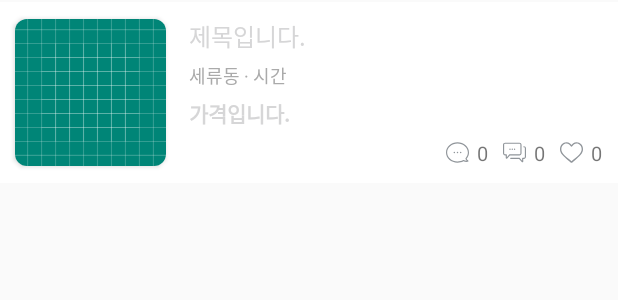
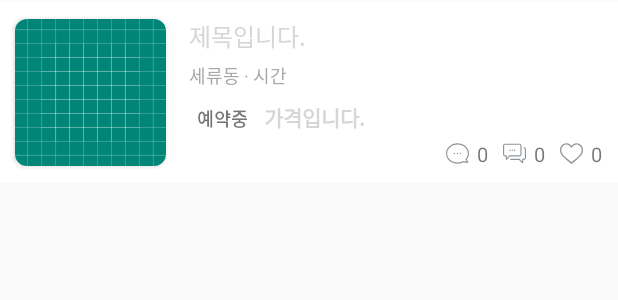
Before and after one commit to jinux325/YouMarket, an Android app: the layout layout_product.xml on its own in the app's theme, with its tools: preview values and no code run, on a phone screen of 412 x 824 dp. Shown: the top 300 px of the screen. Run offline under Robolectric (Android 15) with nearby library versions, the phone set to English and light mode, and no system bars.

Commit message:
검색 화면 추가, 거래 상태 표시

```diff
--- a/app/src/main/AndroidManifest.xml
+++ b/app/src/main/AndroidManifest.xml
@@ -22,6 +22,7 @@
         tools:ignore="AllowBackup"
         tools:replace="allowBackup"
         tools:targetApi="m">
+        <activity android:name=".activity.SearchActivity"></activity>
 
         <service
             android:name=".chat.ChatFirebaseMessagingService"
@@ -31,8 +32,9 @@
             </intent-filter>
         </service>
 
-        <activity android:name=".activity.FilterActivity"
-            android:theme="@style/MaterialTheme"/>
+        <activity
+            android:name=".activity.FilterActivity"
+            android:theme="@style/MaterialTheme" />
         <activity
             android:name=".activity.ReplyActivity"
             android:theme="@style/MaterialTheme" />
--- a/app/src/main/java/com/u/marketapp/entity/ProductEntity.kt
+++ b/app/src/main/java/com/u/marketapp/entity/ProductEntity.kt
@@ -19,7 +19,7 @@ data class ProductEntity (
     val commentSize: Int, // 댓글 수
     val regDate: Date, // 등록일
     val modDate: Date?, // 수정일
-    val transactionStatus: Int, // 거래상태 ( 0: 일반, 1: 거래중, 2: 예약중, 3: 거래완료 )
+    val transactionStatus: Int, // 거래상태 ( 0: 거래중, 1: 예약중, 2: 거래완료 )
     val status: Boolean // 상태
 ) : Serializable {
     constructor() : this("", "", "", "", 0, false, "", ArrayList(), ArrayList(), ArrayList(), ArrayList(), 0, Date(), Date(), 0, false)
--- a/app/src/main/res/anim/clockwise_rotate.xml
+++ b/app/src/main/res/anim/clockwise_rotate.xml
@@ -1,7 +1,7 @@
 <?xml version="1.0" encoding="utf-8"?>
 <set xmlns:android="http://schemas.android.com/apk/res/android"
     android:fillAfter="true"
-    android:duration="350">
+    android:duration="300">
 
     <rotate
         android:interpolator="@android:anim/linear_interpolator"
--- a/app/src/main/res/layout/layout_product.xml
+++ b/app/src/main/res/layout/layout_product.xml
@@ -120,19 +120,39 @@
 
                 </LinearLayout>
 
+                <LinearLayout
+                    android:id="@+id/layout_price"
+                    android:layout_width="wrap_content"
+                    android:layout_height="wrap_content"
+                    android:orientation="horizontal"
+                    android:layout_marginTop="5dp"
+                    android:gravity="center_horizontal"
+                    app:layout_constraintLeft_toLeftOf="parent"
+                    app:layout_constraintTop_toBottomOf="@id/layout_address">
+
+                    <com.google.android.material.textview.MaterialTextView
+                        android:id="@+id/text_view_trade"
+                        android:layout_width="wrap_content"
+                        android:layout_height="wrap_content"
+                        android:layout_marginEnd="5dp"
+                        android:padding="5dp"
+                        android:textSize="12sp"
+                        android:textStyle="bold"
+                        bindTrade="@{item.transactionStatus}"
+                        tools:text="예약중"/>
+
                     <!-- 가격 -->
                     <com.google.android.material.textview.MaterialTextView
                         android:id="@+id/text_view_price"
                         android:layout_width="wrap_content"
                         android:layout_height="wrap_content"
-                    android:layout_marginTop="5dp"
                         android:textSize="14sp"
                         android:textStyle="bold"
                         android:textColor="@color/black"
                         android:text="@{@string/format_price(item.price)}"
-                    app:layout_constraintLeft_toLeftOf="parent"
-                    app:layout_constraintTop_toBottomOf="@id/layout_address"
                         tools:text="가격입니다." />
+
+                </LinearLayout>
 
                 <!-- 댓글 & 채팅 & 좋아요 -->
                 <LinearLayout
@@ -143,7 +163,7 @@
                     android:gravity="end|bottom"
                     app:layout_constraintLeft_toLeftOf="parent"
                     app:layout_constraintRight_toRightOf="parent"
-                    app:layout_constraintTop_toBottomOf="@id/text_view_price"
+                    app:layout_constraintTop_toBottomOf="@id/layout_price"
                     app:layout_constraintBottom_toBottomOf="parent">
 
                     <!-- 댓글 -->
--- a/app/src/main/res/values/strings.xml
+++ b/app/src/main/res/values/strings.xml
@@ -10,6 +10,9 @@
     <string name="filter_title">홈 화면에서 보고 싶지 않은 카테고리는\n체크를 해제하세요.</string>
     <string name="filter_sub_title">최소 1개 이상 선택되어 있어야 합니다.</string>
 
+    <string name="trade_1">예약중</string>
+    <string name="trade_2">거래완료</string>
+
     <string name="feature_to_be_added">기능 추가 예정입니다.</string>
 
     <string name="searchStr">검색</string>
```
Also changed, not shown: app/src/main/java/com/u/marketapp/activity/SearchActivity.kt (added, +13 -0 lines), app/src/main/java/com/u/marketapp/adapter/BindingAdapter.kt (+22 -0 lines), app/src/main/java/com/u/marketapp/fragment/HomeFragment.kt (+12 -7 lines), app/src/main/res/layout/activity_product.xml (+23 -3 lines), app/src/main/res/layout/activity_search.xml (added, +50 -0 lines). Lines whose indentation alone changed are shown as unchanged.
